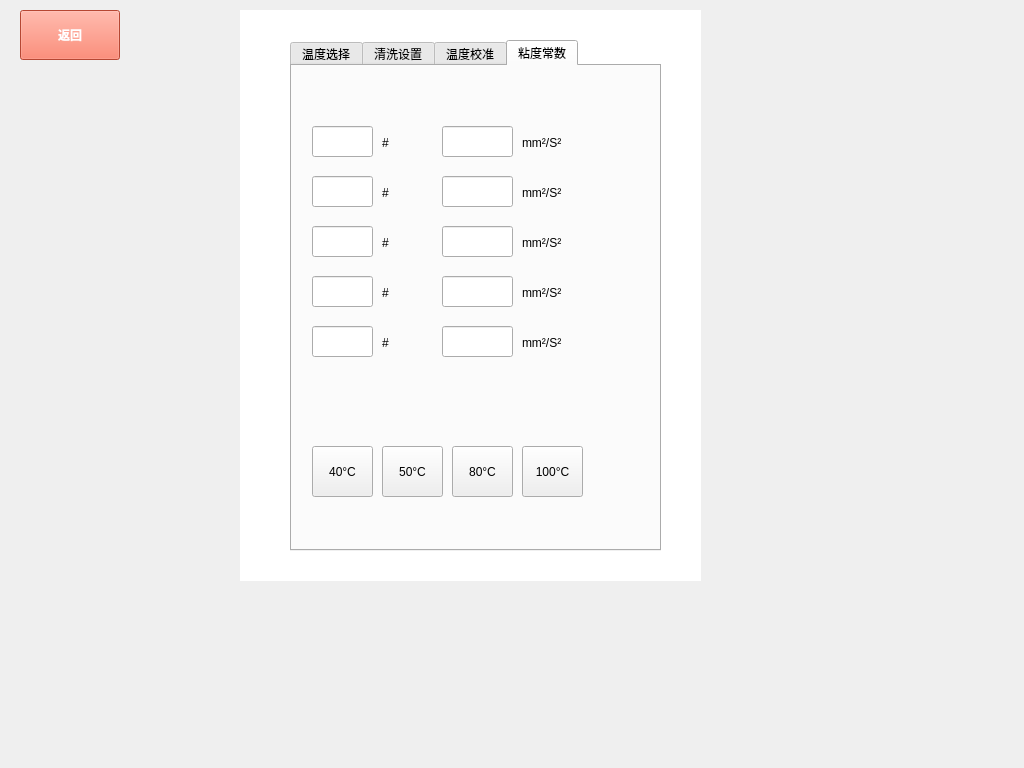
Before: the Qt Designer form viscomterparams.ui in 1996zjun/foutinone, drawn with Qt 5.
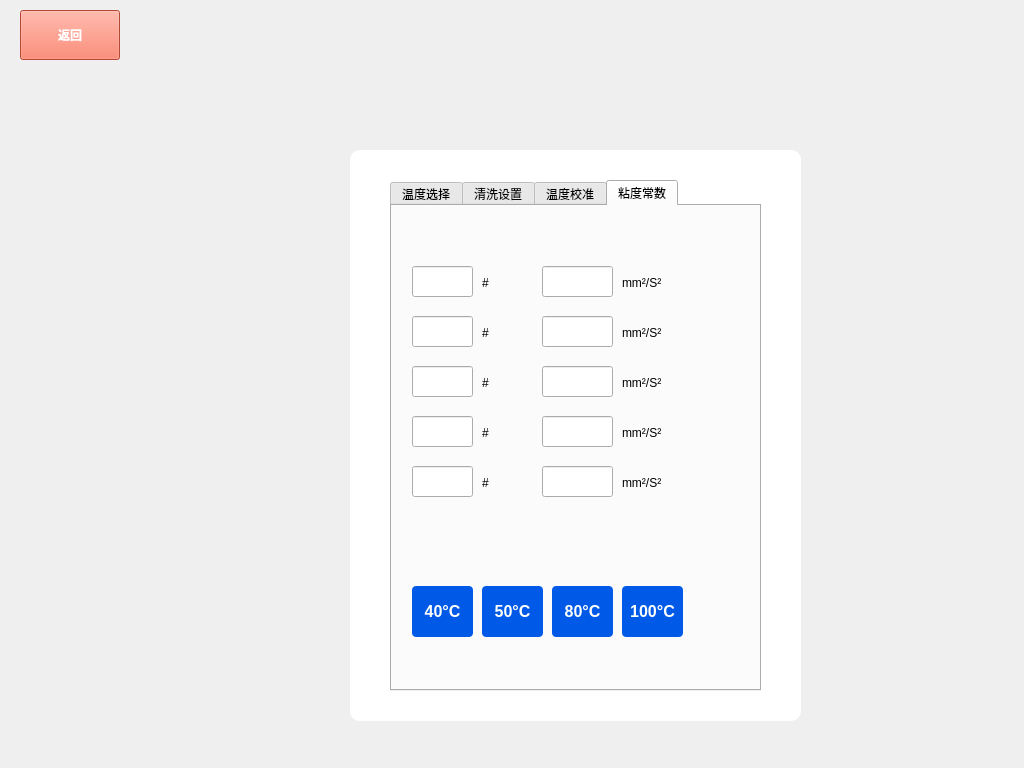
After: the same form once the commit is applied. The open tabs and pages were chosen to show the change.

```diff
--- a/viscomterparams.ui
+++ b/viscomterparams.ui
@@ -16,14 +16,14 @@
   <widget class="QTabWidget" name="tabWidget">
    <property name="geometry">
     <rect>
-     <x>290</x>
-     <y>40</y>
+     <x>390</x>
+     <y>180</y>
      <width>371</width>
      <height>511</height>
     </rect>
    </property>
    <property name="currentIndex">
-    <number>0</number>
+    <number>3</number>
    </property>
    <widget class="QWidget" name="tab">
     <attribute name="title">
@@ -38,6 +38,17 @@
        <height>111</height>
       </rect>
      </property>
+     <property name="styleSheet">
+      <string notr="true">QPushButton {
+background: #005AE7;
+border-radius: 4px;
+font-weight: 800;
+font-size: 16px;
+color: #FFFFFE;
+text-align: center;
+font-style: normal;
+}</string>
+     </property>
      <property name="text">
       <string>40°C</string>
      </property>
@@ -51,6 +62,17 @@
        <height>111</height>
       </rect>
      </property>
+     <property name="styleSheet">
+      <string notr="true">QPushButton {
+background: #005AE7;
+border-radius: 4px;
+font-weight: 800;
+font-size: 16px;
+color: #FFFFFE;
+text-align: center;
+font-style: normal;
+}</string>
+     </property>
      <property name="text">
       <string>50°C</string>
      </property>
@@ -64,6 +86,17 @@
        <height>111</height>
       </rect>
      </property>
+     <property name="styleSheet">
+      <string notr="true">QPushButton {
+background: #005AE7;
+border-radius: 4px;
+font-weight: 800;
+font-size: 16px;
+color: #FFFFFE;
+text-align: center;
+font-style: normal;
+}</string>
+     </property>
      <property name="text">
       <string>80°C</string>
      </property>
@@ -77,6 +110,17 @@
        <height>111</height>
       </rect>
      </property>
+     <property name="styleSheet">
+      <string notr="true">QPushButton {
+background: #005AE7;
+border-radius: 4px;
+font-weight: 800;
+font-size: 16px;
+color: #FFFFFE;
+text-align: center;
+font-style: normal;
+}</string>
+     </property>
      <property name="text">
       <string>100°C</string>
      </property>
@@ -691,6 +735,17 @@
        <height>51</height>
       </rect>
      </property>
+     <property name="styleSheet">
+      <string notr="true">QPushButton {
+background: #005AE7;
+border-radius: 4px;
+font-weight: 800;
+font-size: 16px;
+color: #FFFFFE;
+text-align: center;
+font-style: normal;
+}</string>
+     </property>
      <property name="text">
       <string>40°C</string>
      </property>
@@ -704,6 +759,17 @@
        <height>51</height>
       </rect>
      </property>
+     <property name="styleSheet">
+      <string notr="true">QPushButton {
+background: #005AE7;
+border-radius: 4px;
+font-weight: 800;
+font-size: 16px;
+color: #FFFFFE;
+text-align: center;
+font-style: normal;
+}</string>
+     </property>
      <property name="text">
       <string>50°C</string>
      </property>
@@ -717,6 +783,17 @@
        <height>51</height>
       </rect>
      </property>
+     <property name="styleSheet">
+      <string notr="true">QPushButton {
+background: #005AE7;
+border-radius: 4px;
+font-weight: 800;
+font-size: 16px;
+color: #FFFFFE;
+text-align: center;
+font-style: normal;
+}</string>
+     </property>
      <property name="text">
       <string>80°C</string>
      </property>
@@ -730,23 +807,37 @@
        <height>51</height>
       </rect>
      </property>
+     <property name="styleSheet">
+      <string notr="true">QPushButton {
+background: #005AE7;
+border-radius: 4px;
+font-weight: 800;
+font-size: 16px;
+color: #FFFFFE;
+text-align: center;
+font-style: normal;
+}</string>
+     </property>
      <property name="text">
       <string>100°C</string>
      </property>
     </widget>
    </widget>
   </widget>
-  <widget class="QWidget" name="widget" native="true">
+  <widget class="QWidget" name="boxWidget" native="true">
    <property name="geometry">
     <rect>
-     <x>240</x>
-     <y>10</y>
-     <width>461</width>
+     <x>350</x>
+     <y>150</y>
+     <width>451</width>
      <height>571</height>
     </rect>
    </property>
    <property name="styleSheet">
-    <string notr="true">background: #fff;</string>
+    <string notr="true">#boxWidget {
+background: #fff;
+border-radius: 10px;
+}</string>
    </property>
   </widget>
   <widget class="QPushButton" name="backButton">
@@ -765,7 +856,7 @@
     <string>返回</string>
    </property>
   </widget>
-  <zorder>widget</zorder>
+  <zorder>boxWidget</zorder>
   <zorder>tabWidget</zorder>
   <zorder>backButton</zorder>
  </widget>
```
